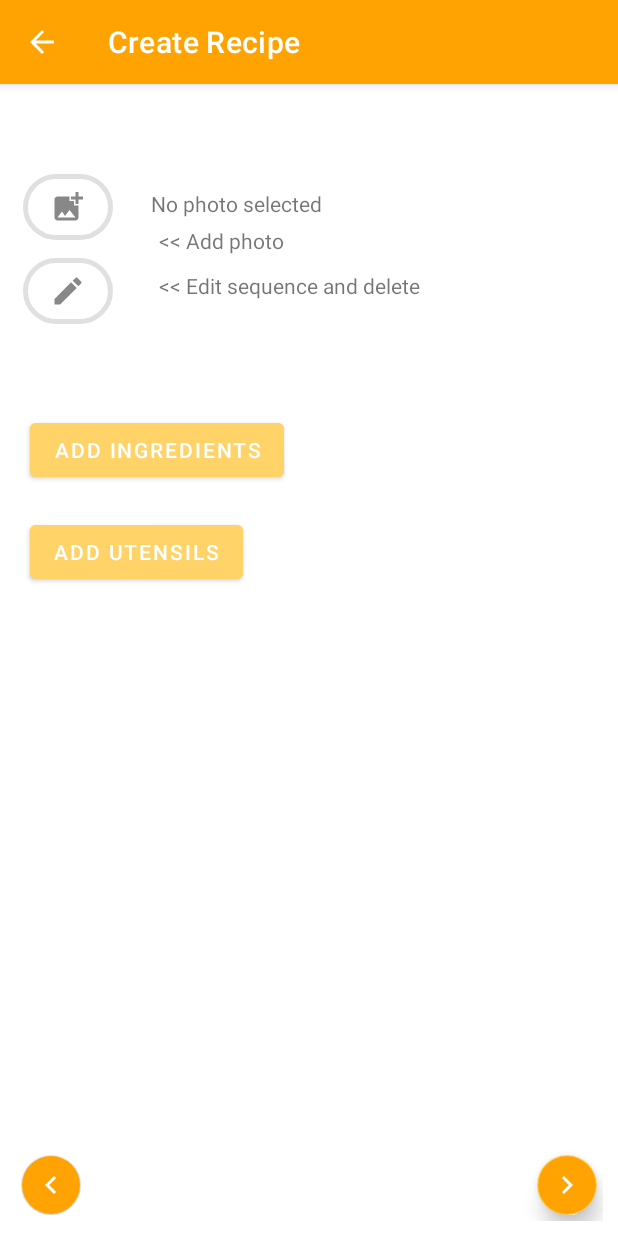
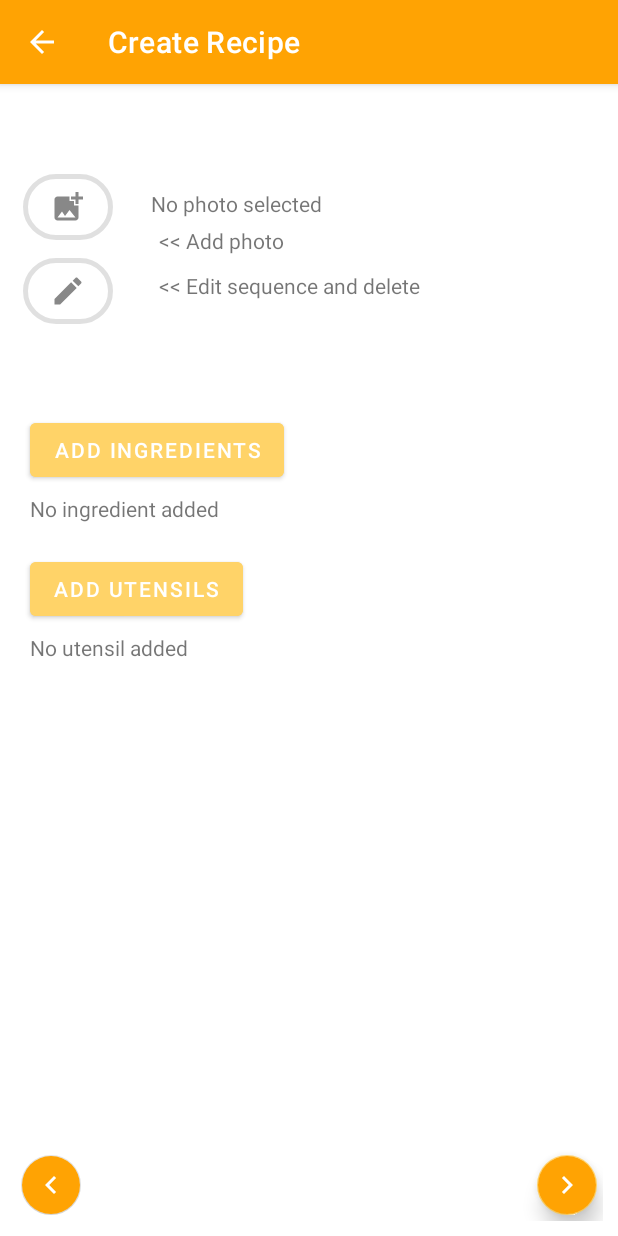
Before and after one commit to yijieee44/cookwhat-android-app, an Android app: the CreateShowGalleryFragment screen opened directly, with no data from a screen before it, on a phone screen of 412 x 824 dp. Run offline under Robolectric (Android 15) with nearby library versions, the phone set to English and light mode, and no system bars; our stand-ins replace Firebase (no records; nobody signed in at launch, a user with empty details on screens opened directly); libraries missing offline, so code that uses them is left out: com.denzcoskun.imageslider, net.yslibrary.android; plain views replace ImageSlider; 5 statements that could not run were skipped.

Commit message:
ing and ut instruction in create

```diff
--- a/app/src/main/java/com/example/cookwhat/fragments/CreateShowGalleryFragment.java
+++ b/app/src/main/java/com/example/cookwhat/fragments/CreateShowGalleryFragment.java
@@ -354,6 +354,9 @@ public class CreateShowGalleryFragment extends Fragment {
             selUtensilsItem.add(model.getIcon());
         }
 
+        // check the number of ingredient and utensils
+        checkNumberOfIngAndUt(view);
+
         return view;
 
     }
@@ -601,6 +604,12 @@ public class CreateShowGalleryFragment extends Fragment {
             chipGroup.addView(chip);
         }
 
+        bottomSheetDialog.setOnDismissListener(new DialogInterface.OnDismissListener() {
+            @Override
+            public void onDismiss(DialogInterface dialog) {
+                checkNumberOfIngAndUt(view);
+            }
+        });
 
         bottomSheetDialog.show();
     }
@@ -781,6 +790,12 @@ public class CreateShowGalleryFragment extends Fragment {
             chipGroup.addView(chip);
         }
 
+        bottomSheetDialog.setOnDismissListener(new DialogInterface.OnDismissListener() {
+            @Override
+            public void onDismiss(DialogInterface dialog) {
+                checkNumberOfIngAndUt(view);
+            }
+        });
 
         bottomSheetDialog.show();
     }
@@ -844,4 +859,27 @@ public class CreateShowGalleryFragment extends Fragment {
             utensilAdapter.addUtensil(utensilModel);
         }
     }
+
+    private void checkNumberOfIngAndUt(View view){
+        List<IngredientModel> ingredientModels = recipeModel.getIngredients();
+        List<UtensilModel> utensilModels = recipeModel.getUtensils();
+
+        TextView TVNoIngredientAdded = (TextView) view.findViewById(R.id.TVNoIngredientAdded);
+        TextView TVNoUtensilAdded = (TextView) view.findViewById(R.id.TVNoUtensilAdded);
+        TextView TVEditInstruction = (TextView) view.findViewById(R.id.TVEditInstruction);
+
+        if (ingredientModels.size() > 0) {
+            TVNoIngredientAdded.setVisibility(View.GONE);
+            TVEditInstruction.setVisibility(View.VISIBLE);
+        } else {
+            TVNoIngredientAdded.setVisibility(View.VISIBLE);
+            TVEditInstruction.setVisibility(View.GONE);
+        }
+
+        if (utensilModels.size() > 0) {
+            TVNoUtensilAdded.setVisibility(View.GONE);
+        } else {
+            TVNoUtensilAdded.setVisibility(View.VISIBLE);
+        }
+    }
 }
--- a/app/src/main/res/layout/fragment_create_show_gallery.xml
+++ b/app/src/main/res/layout/fragment_create_show_gallery.xml
@@ -93,9 +93,31 @@
             android:id="@+id/BtnSelectIngredient"
             android:layout_width="wrap_content"
             android:layout_height="wrap_content"
-            android:layout_margin="10dp"
+            android:layout_marginTop="10dp"
+            android:layout_marginRight="10dp"
+            android:layout_marginLeft="10dp"
+            android:layout_marginBottom="5dp"
             android:backgroundTint="@color/light_yellow"
             android:text="@string/add_ingredients" />
+
+        <TextView
+            android:id="@+id/TVNoIngredientAdded"
+            android:layout_width="match_parent"
+            android:layout_height="wrap_content"
+            android:layout_marginBottom="10dp"
+            android:layout_marginRight="10dp"
+            android:layout_marginLeft="10dp"
+            android:text="@string/no_ingredient_added" />
+
+        <TextView
+            android:id="@+id/TVEditInstruction"
+            android:visibility="gone"
+            android:layout_width="match_parent"
+            android:layout_height="wrap_content"
+            android:layout_marginBottom="10dp"
+            android:layout_marginRight="10dp"
+            android:layout_marginLeft="10dp"
+            android:text="@string/click_on_the_item_to_edit_quantity" />
 
         <androidx.recyclerview.widget.RecyclerView
             android:id="@+id/activity_create_ingredient_list"
@@ -109,9 +131,21 @@
             android:id="@+id/BtnSelectUtensil"
             android:layout_width="wrap_content"
             android:layout_height="wrap_content"
-            android:layout_margin="10dp"
+            android:layout_marginTop="10dp"
+            android:layout_marginRight="10dp"
+            android:layout_marginLeft="10dp"
+            android:layout_marginBottom="5dp"
             android:backgroundTint="@color/light_yellow"
             android:text="@string/add_utensils" />
+
+        <TextView
+            android:id="@+id/TVNoUtensilAdded"
+            android:layout_width="match_parent"
+            android:layout_height="wrap_content"
+            android:layout_marginBottom="10dp"
+            android:layout_marginRight="10dp"
+            android:layout_marginLeft="10dp"
+            android:text="@string/no_utensil_added" />
 
         <androidx.recyclerview.widget.RecyclerView
             android:id="@+id/activity_create_utensil_list"
--- a/app/src/main/res/values/strings.xml
+++ b/app/src/main/res/values/strings.xml
@@ -27,6 +27,9 @@
     <string name="add_photo">&lt;&lt; Add photo</string>
     <string name="preview">Preview</string>
     <string name="edit_sequence_and_delete">&lt;&lt; Edit sequence and delete</string>
+    <string name="click_on_the_item_to_edit_quantity">Click on the item to edit quantity</string>
+    <string name="no_ingredient_added">No ingredient added</string>
+    <string name="no_utensil_added">No utensil added</string>
 
     <string name="i0000_acorn">Acorn</string>
     <string name="i0001_ajinomoto">Ajinomoto</string>
```
